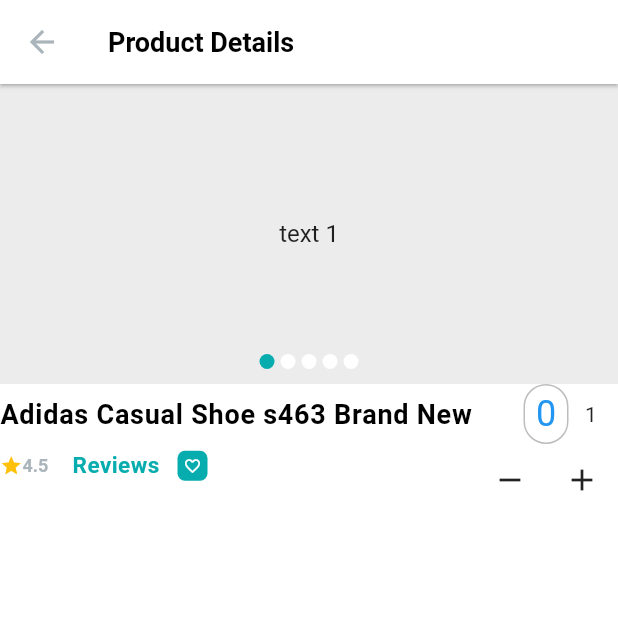
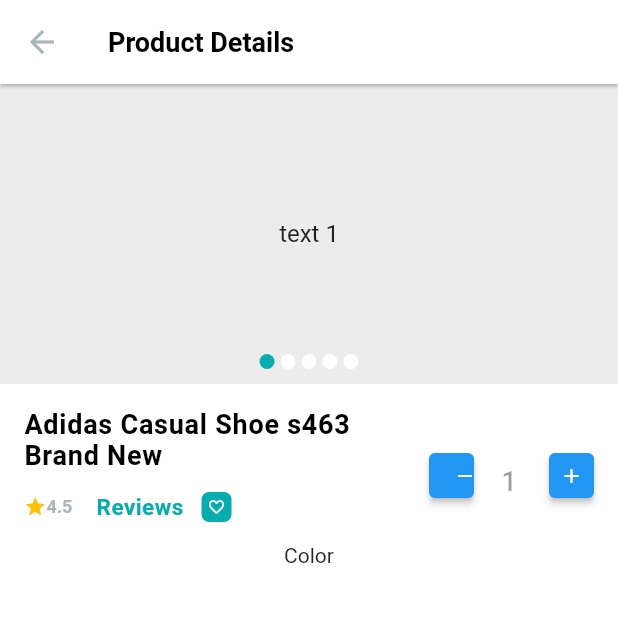
Before and after one commit to Ali007G/ecommerce_shopanbd_app, a Flutter app: the ProductDetailsScreen screen opened directly, after a tap on the "remove" icon, on a phone screen of 412 x 824 dp, the top half of it. Run offline on Flutter 3.47's test engine with Material 2 defaults, Android fonts, the phone set to English and light mode, and no system bars; drawn by our look-alikes of carousel_slider, numberpicker; our stand-ins replace get, pin_code_fields.

Commit message:
product details ui in progress

```diff
--- a/lib/ui/screens/product_details_screen.dart
+++ b/lib/ui/screens/product_details_screen.dart
@@ -1,6 +1,9 @@
+import 'dart:convert';
+
 import 'package:ecommerce_shopanbd/ui/utills/app_colours.dart';
 import 'package:ecommerce_shopanbd/ui/utills/styles.dart';
 import 'package:ecommerce_shopanbd/ui/widgets/product_details/product_image_carousal.dart';
+import 'package:ecommerce_shopanbd/ui/widgets/product_stepper.dart';
 import 'package:flutter/material.dart';
 import 'package:numberpicker/numberpicker.dart';
 
@@ -12,7 +15,6 @@ class ProductDetailsScreen extends StatefulWidget {
 }
 
 class _ProductDetailsScreenState extends State<ProductDetailsScreen> {
-  int _currentValue = 0;
 
   @override
   Widget build(BuildContext context) {
@@ -24,8 +26,13 @@ class _ProductDetailsScreenState extends State<ProductDetailsScreen> {
         ),
       ),
       body: Column(
+        crossAxisAlignment: CrossAxisAlignment.start,
         children: [
           ProductImageCarousal(),
+          Padding(
+            padding: const EdgeInsets.all(16.0),
+            child: Column(
+              children: [
                 Row(
                   children: [
                     Expanded(
@@ -94,47 +101,16 @@ class _ProductDetailsScreenState extends State<ProductDetailsScreen> {
                         ],
                       ),
                     ),
-              Column(
-                children: [
-                  NumberPicker(
-                    value: _currentValue,
-                    minValue: 0,
-                    maxValue: 100,
-                    step: 1,
-                    itemHeight: 40,
-                    itemWidth: 30,
-                    axis: Axis.horizontal,
-                    onChanged: (value) =>
-                        setState(() => _currentValue = value),
-                    decoration: BoxDecoration(
-                      borderRadius: BorderRadius.circular(16),
-                      border: Border.all(color: Colors.black26),
+                    const SizedBox(
+                      width: 8,
+                    ),
+                    const ProductStepper()
+                  ],
+                ),
+                const Text('Color'),
+              ],
             ),
           ),
-                  Row(
-                    mainAxisAlignment: MainAxisAlignment.center,
-                    children: [
-                      IconButton(
-                        icon: const Icon(Icons.remove),
-                        onPressed: () => setState(() {
-                          final newValue = _currentValue - 1;
-                          _currentValue = newValue.clamp(0, 100);
-                        }),
-                      ),
-                     // Text('Current horizontal int value: $_currentValue'),
-                      IconButton(
-                        icon: const Icon(Icons.add),
-                        onPressed: () => setState(() {
-                          final newValue = _currentValue + 1;
-                          _currentValue = newValue.clamp(0, 100);
-                        }),
-                      ),
-                    ],
-                  ),
-                ],
-              ),
-            ],
-          )
         ],
       ),
     );
--- /dev/null
+++ b/lib/ui/widgets/product_stepper.dart
@@ -0,0 +1,73 @@
+import 'package:flutter/material.dart';
+
+class ProductStepper extends StatefulWidget {
+  const ProductStepper({Key? key}) : super(key: key);
+
+  @override
+  State<ProductStepper> createState() => _ProductStepperState();
+}
+
+class _ProductStepperState extends State<ProductStepper> {
+  int _currentValue = 1;
+  TextEditingController _stepperTEController = TextEditingController(text: '1');
+
+  @override
+  Widget build(BuildContext context) {
+    return Wrap(
+      children: [
+        SizedBox(
+          width: 30,
+          height: 30,
+          child: ElevatedButton(
+            onPressed: () {
+              if (_currentValue > 1) {
+                _currentValue--;
+                _stepperTEController.text = _currentValue.toString();
+              }
+            },
+            child: const Icon(
+              Icons.remove,
+              size: 16,
+            ),
+          ),
+        ),
+        SizedBox(
+          width: 50,
+          height: 30,
+          child: TextField(
+            controller: _stepperTEController,
+            enabled: false,
+            textAlign: TextAlign.center,
+            style: const TextStyle(
+              fontSize: 18,
+              fontWeight: FontWeight.w500,
+            ),
+            decoration: const InputDecoration(
+                border: OutlineInputBorder(
+              borderSide: BorderSide.none,
+            )),
+          ),
+        ),
+        SizedBox(
+          width: 30,
+          height: 30,
+          child: ElevatedButton(
+            style: ElevatedButton.styleFrom(
+              padding: EdgeInsets.zero,
+            ),
+            onPressed: () {
+              if (_currentValue < 20) {
+                _currentValue++;
+                _stepperTEController.text = _currentValue.toString();
+              }
+            },
+            child: const Icon(
+              Icons.add,
+              size: 16,
+            ),
+          ),
+        ),
+      ],
+    );
+  }
+}
```
Lines whose indentation alone changed are shown as unchanged.
